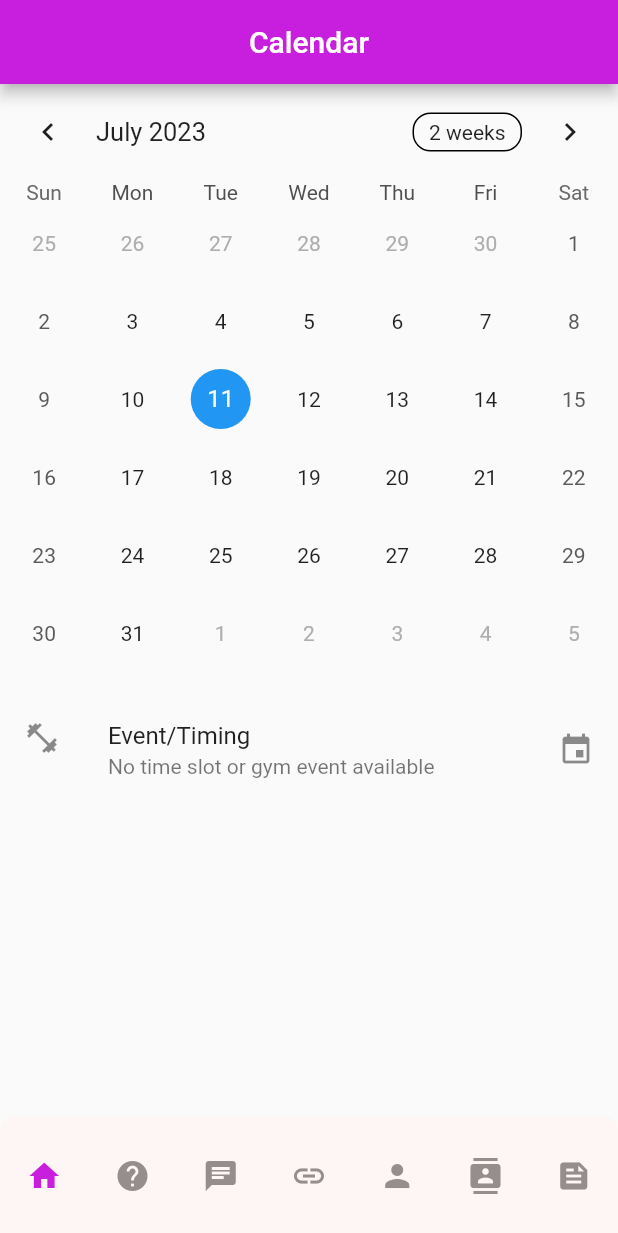
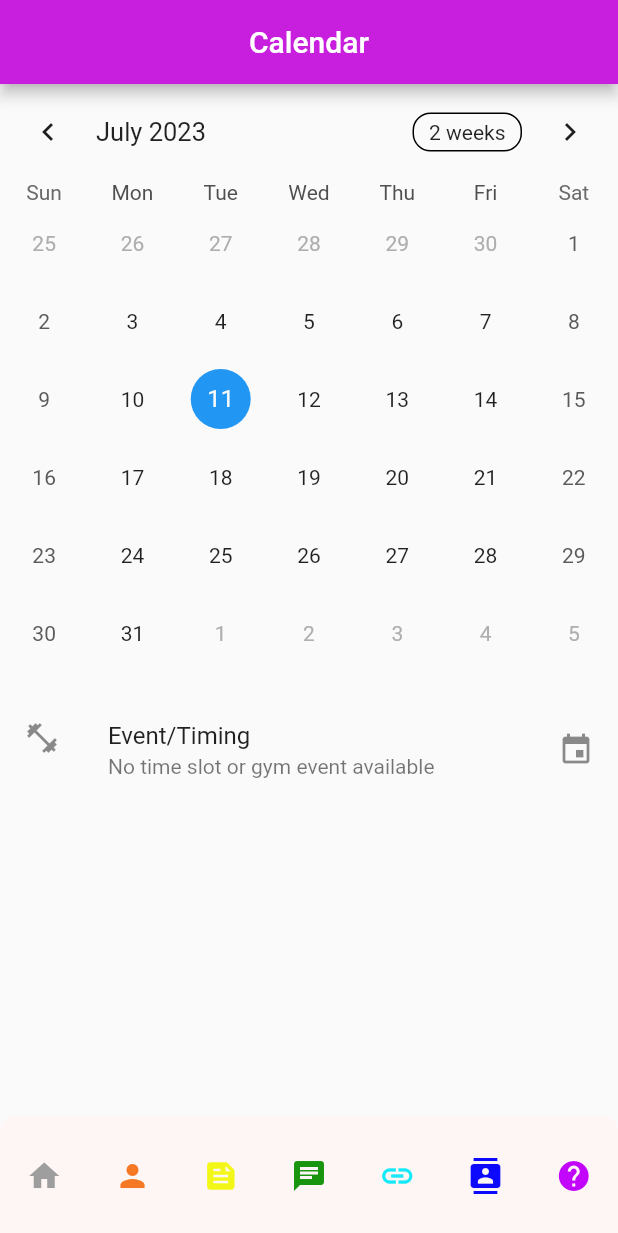
Before and after one commit to moska-al/LSA, a Flutter app: the BottomNavigation screen opened directly, on a phone screen of 412 x 824 dp. Shown: the top 1233 px of the screen. Run offline on Flutter 3.47's test engine with Material 2 defaults, Android fonts, the light colour scheme and no system bars; drawn by our look-alikes of table_calendar; our stand-ins replace cloud_firestore, contacts_service, device_info_plus, file_picker, firebase_auth, firebase_core and 11 more; missing offline and left inert: heic_to_jpg; accounts and stored records are empty; project files that could hold a hidden picture were left out.

Commit message:
nav bar colors

```diff
--- a/lib/screens/connection/connection_screen.dart
+++ b/lib/screens/connection/connection_screen.dart
@@ -20,7 +20,7 @@ class ConnectionScreen extends StatelessWidget {
           return Scaffold(
             appBar: AppBar(
                 title: Center(
-              child: Text('Conversations'),
+              child: Text('Connections'),
             )),
             body: ModalProgressHUD(
               progressIndicator: CircularProgressIndicator(
--- a/lib/screens/widget/bottom_navigation.dart
+++ b/lib/screens/widget/bottom_navigation.dart
@@ -4,7 +4,6 @@ import 'package:meeja/views/calender_screen.dart';
 import 'package:meeja/views/contact.dart';
 import 'package:meeja/views/feed_screen.dart';
 import 'package:meeja/views/complaints.dart';
-
 import '../groups/allchat_screen.dart';
 import '../connection/connection_screen.dart';
 import '../profile/profile_screen.dart';
@@ -79,7 +78,9 @@ class _BottomNavigationState extends State<BottomNavigation> {
             crossAxisAlignment: CrossAxisAlignment.center,
             children: [
               BottomNavigationItems(
-                getColor: indexValue == 0 ? orangeColor : Color(0xff968E8C),
+                getColor: indexValue == 0
+                    ? Colors.grey
+                    : Color.fromARGB(255, 248, 6, 6),
                 icon: Icons.home,
                 onPressed: () {
                   setState(() {
@@ -88,16 +89,31 @@ class _BottomNavigationState extends State<BottomNavigation> {
                 },
               ),
               BottomNavigationItems(
-                getColor: indexValue == 3 ? orangeColor : Color(0xff968E8C),
-                icon: Icons.help,
+                getColor: indexValue == 4
+                    ? Colors.grey
+                    : Color.fromARGB(255, 245, 120, 36),
+                icon: Icons.person,
                 onPressed: () {
                   setState(() {
-                    indexValue = 3;
+                    indexValue = 4;
                   });
                 },
               ),
               BottomNavigationItems(
-                getColor: indexValue == 1 ? orangeColor : Color(0xff968E8C),
+                getColor: indexValue == 6
+                    ? Colors.grey
+                    : Color.fromARGB(255, 243, 247, 24),
+                icon: Icons.feed,
+                onPressed: () {
+                  setState(() {
+                    indexValue = 6;
+                  });
+                },
+              ),
+              BottomNavigationItems(
+                getColor: indexValue == 1
+                    ? Colors.grey
+                    : Color.fromARGB(255, 25, 148, 14),
                 icon: Icons.chat,
                 onPressed: () {
                   setState(() {
@@ -106,7 +122,9 @@ class _BottomNavigationState extends State<BottomNavigation> {
                 },
               ),
               BottomNavigationItems(
-                getColor: indexValue == 2 ? orangeColor : Color(0xff968E8C),
+                getColor: indexValue == 2
+                    ? Colors.grey
+                    : Color.fromARGB(255, 19, 233, 248),
                 icon: Icons.link,
                 onPressed: () {
                   setState(() {
@@ -115,16 +133,9 @@ class _BottomNavigationState extends State<BottomNavigation> {
                 },
               ),
               BottomNavigationItems(
-                getColor: indexValue == 4 ? orangeColor : Color(0xff968E8C),
-                icon: Icons.person,
-                onPressed: () {
-                  setState(() {
-                    indexValue = 4;
-                  });
-                },
-              ),
-              BottomNavigationItems(
-                getColor: indexValue == 5 ? orangeColor : Color(0xff968E8C),
+                getColor: indexValue == 5
+                    ? Colors.grey
+                    : Color.fromARGB(255, 13, 9, 252),
                 icon: Icons.contacts,
                 onPressed: () {
                   setState(() {
@@ -133,11 +144,13 @@ class _BottomNavigationState extends State<BottomNavigation> {
                 },
               ),
               BottomNavigationItems(
-                getColor: indexValue == 6 ? orangeColor : Color(0xff968E8C),
-                icon: Icons.feed,
+                getColor: indexValue == 3
+                    ? Colors.grey
+                    : Color.fromARGB(255, 194, 6, 252),
+                icon: Icons.help,
                 onPressed: () {
                   setState(() {
-                    indexValue = 6;
+                    indexValue = 3;
                   });
                 },
               ),
```
